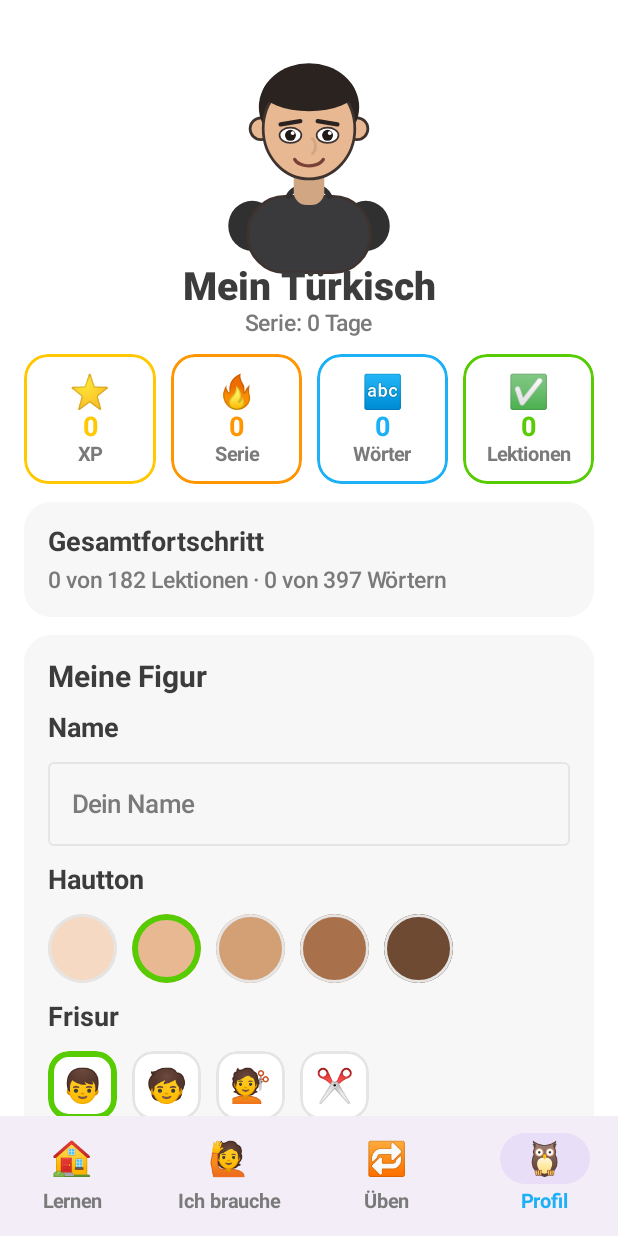
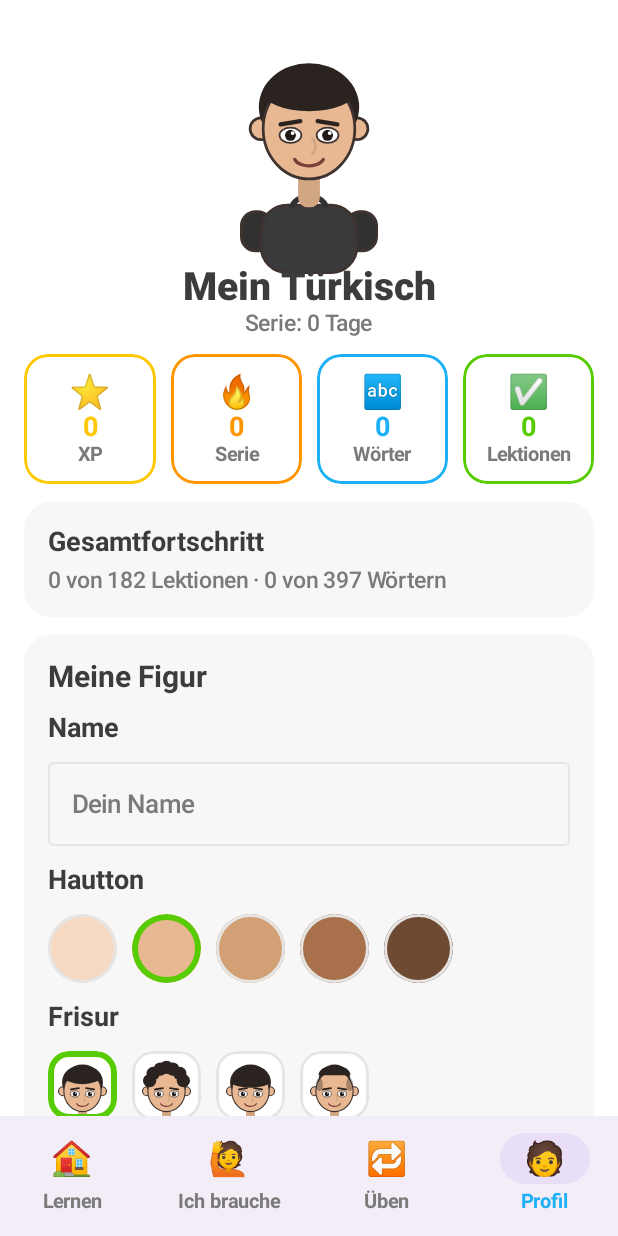
Before and after one commit to SaitTan/TurkischLernApp, an Android app built with Jetpack Compose: the screen it shows after launch (MainActivity), item 4 of the bottom bar chosen, on a phone screen of 412 x 824 dp. Run offline under Robolectric (Android 15) with nearby library versions, the phone set to English and light mode, and no system bars.

Commit message:
Maskottchen-MP3s, schlankere Figur, Frisur-Vorschauen, Profil-Symbol
Co-Authored-By: Claude Opus 5 <noreply@anthropic.com>

```diff
--- a/app/src/main/java/de/turkischlernen/app/ui/avatar/HumanAvatar.kt
+++ b/app/src/main/java/de/turkischlernen/app/ui/avatar/HumanAvatar.kt
@@ -48,7 +48,9 @@ private val GlassFrame = Color(0xFF2F2F33)
 fun HumanAvatar(
     avatar: AvatarConfig,
     modifier: Modifier = Modifier,
-    size: Dp = 150.dp
+    size: Dp = 150.dp,
+    /** true = nur der Kopf, herangezoomt (für kleine Vorschau-Kacheln). */
+    headOnly: Boolean = false
 ) {
     val blink by rememberInfiniteTransition(label = "avatar").animateFloat(
         initialValue = 1f,
@@ -78,40 +80,54 @@ fun HumanAvatar(
             translate(left = offsetX)
             scale(factor, factor, pivot = Offset.Zero)
         }) {
-            drawShirt(shirt)
-            drawHeadAndFace(skin, hair, avatar.hairId, blink, avatar.glasses)
+            if (headOnly) {
+                withTransform({
+                    scale(1.55f, 1.55f, pivot = Offset(100f, 96f))
+                    translate(top = 22f)
+                }) {
+                    drawHeadAndFace(skin, hair, avatar.hairId, blink, avatar.glasses)
+                }
+            } else {
+                drawShirt(shirt)
+                drawHeadAndFace(skin, hair, avatar.hairId, blink, avatar.glasses)
+            }
         }
     }
 }
 
-/** Schultern und T-Shirt mit Kragen und Ärmeln. */
+/** Schmale Schultern mit T-Shirt, kurzen Ärmeln und Kragen. */
 private fun DrawScope.drawShirt(shirt: Color) {
-    val dark = shirt.darker(0.82f)
+    val dark = shirt.darker(0.84f)
 
-    // Ärmel links und rechts
-    drawOval(dark, Offset(26f, 162f), Size(44f, 46f))
-    drawOval(dark, Offset(130f, 162f), Size(44f, 46f))
+    // Kurze Ärmel
+    listOf(38f, 134f).forEach { left ->
+        drawRoundRect(
+            color = dark,
+            topLeft = Offset(left, 172f),
+            size = Size(28f, 36f),
+            cornerRadius = CornerRadius(13f, 13f)
+        )
+        drawRoundRect(
+            color = Outline,
+            topLeft = Offset(left, 172f),
+            size = Size(28f, 36f),
+            cornerRadius = CornerRadius(13f, 13f),
+            style = Stroke(2.5f)
+        )
+    }
 
-    // Hals
-    drawRoundRect(
-        color = Color(0x00000000),
-        topLeft = Offset(88f, 126f),
-        size = Size(24f, 36f),
-        cornerRadius = CornerRadius(10f, 10f)
-    )
-
-    // Oberkörper
+    // Oberkörper – schmaler als die Schultern, läuft nach unten gerade aus
     drawRoundRect(
         color = shirt,
-        topLeft = Offset(44f, 158f),
-        size = Size(112f, 70f),
-        cornerRadius = CornerRadius(34f, 34f)
+        topLeft = Offset(56f, 166f),
+        size = Size(88f, 62f),
+        cornerRadius = CornerRadius(24f, 24f)
     )
     drawRoundRect(
         color = Outline,
-        topLeft = Offset(44f, 158f),
-        size = Size(112f, 70f),
-        cornerRadius = CornerRadius(34f, 34f),
+        topLeft = Offset(56f, 166f),
+        size = Size(88f, 62f),
+        cornerRadius = CornerRadius(24f, 24f),
         style = Stroke(2.5f)
     )
 
@@ -121,8 +137,8 @@ private fun DrawScope.drawShirt(shirt: Color) {
         startAngle = 200f,
         sweepAngle = 140f,
         useCenter = false,
-        topLeft = Offset(80f, 148f),
-        size = Size(40f, 30f),
+        topLeft = Offset(84f, 158f),
+        size = Size(32f, 24f),
         style = Stroke(5f, cap = StrokeCap.Round)
     )
 }
@@ -137,12 +153,12 @@ private fun DrawScope.drawHeadAndFace(
 ) {
     val skinShadow = skin.darker(0.9f)
 
-    // Hals
+    // Hals – schmal, verschwindet im Kragen
     drawRoundRect(
         color = skinShadow,
-        topLeft = Offset(86f, 122f),
-        size = Size(28f, 44f),
-        cornerRadius = CornerRadius(12f, 12f)
+        topLeft = Offset(90f, 124f),
+        size = Size(20f, 44f),
+        cornerRadius = CornerRadius(9f, 9f)
     )
 
     // Ohren
--- a/app/src/main/java/de/turkischlernen/app/ui/lesson/LessonCompleteScreen.kt
+++ b/app/src/main/java/de/turkischlernen/app/ui/lesson/LessonCompleteScreen.kt
@@ -124,15 +124,7 @@ fun LessonCompleteScreen(
         }
     }
 
-    // Jubelruf des Maskottchens – hinten angestellt, damit nichts abgeschnitten wird.
-    val speech = LocalAppContainer.current.speech
     val settings by LocalAppContainer.current.settingsRepository.current.collectAsState()
-    val soundOn = settings.soundEnabled
-    LaunchedEffect(mascotPhrase, stage) {
-        if (stage >= STAGE_TITLE && mascotPhrase != null && soundOn) {
-            speech.speak(mascotPhrase.tr, slow = false, queue = true)
-        }
-    }
 
     Box(modifier.fillMaxSize()) {
         Column(
--- a/app/src/main/java/de/turkischlernen/app/ui/lesson/LessonScreen.kt
+++ b/app/src/main/java/de/turkischlernen/app/ui/lesson/LessonScreen.kt
@@ -147,13 +147,6 @@ fun LessonScreen(
         }
     }
 
-    // Der Ruf wird hinten angestellt, damit er das Vokabel-Wort nicht abschneidet.
-    LaunchedEffect(viewModel.mascotPhrase) {
-        val phrase = viewModel.mascotPhrase
-        if (phrase != null && settings.soundEnabled) {
-            container.speech.speak(phrase.tr, slow = false, queue = true)
-        }
-    }
 
     // Alle Groessen haengen an der Bildschirmhoehe, damit die Antworten
     // auch auf kleinen Geraeten ueber den Knopf passen.
--- a/app/src/main/java/de/turkischlernen/app/ui/navigation/AppRoot.kt
+++ b/app/src/main/java/de/turkischlernen/app/ui/navigation/AppRoot.kt
@@ -160,5 +160,5 @@ private val TABS = listOf(
     TabItem("🏠", "Lernen"),
     TabItem("🙋", "Ich brauche"),
     TabItem("🔁", "Üben"),
-    TabItem("🦉", "Profil")
+    TabItem("🧑", "Profil")
 )
--- a/app/src/main/java/de/turkischlernen/app/ui/profile/ProfileScreen.kt
+++ b/app/src/main/java/de/turkischlernen/app/ui/profile/ProfileScreen.kt
@@ -173,7 +173,11 @@ fun ProfileScreen(
                                 },
                             contentAlignment = Alignment.Center
                         ) {
-                            Text(style.emoji, fontSize = 22.sp)
+                            HumanAvatar(
+                                avatar = settings.avatar.copy(hairId = style.id),
+                                size = 42.dp,
+                                headOnly = true
+                            )
                         }
                     }
                 }
```
Also changed, not shown: 6 other files.
